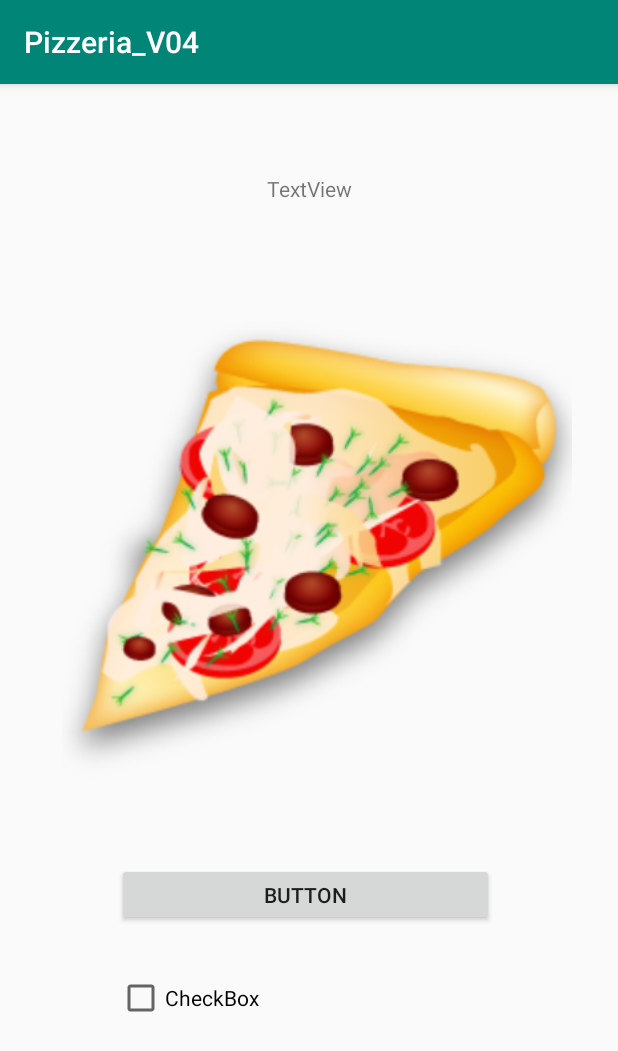
After one commit to rpf1980/ANDROID_pcCompartido, an Android app: the GUI_DetallePizzaGusto screen opened directly, with no data from a screen before it, on a phone screen of 412 x 824 dp. The commit adds this screen. Shown: the top 1051 px of the screen. Run offline under Robolectric (Android 15) with nearby library versions, the phone set to English and light mode, and no system bars.

Commit message:
feat(): add GUI_DetallesPizzaGusto. Failure show list

```diff
--- a/Pizzeria_V04/app/src/main/AndroidManifest.xml
+++ b/Pizzeria_V04/app/src/main/AndroidManifest.xml
@@ -9,7 +9,8 @@
         android:roundIcon="@mipmap/ic_launcher_round"
         android:supportsRtl="true"
         android:theme="@style/AppTheme">
-        <activity android:name=".GUI_PizzaAlGusto"></activity>
+        <activity android:name=".GUI_DetallePizzaGusto"></activity>
+        <activity android:name=".GUI_PizzaAlGusto" />
         <activity android:name=".GUI_DetallePizzaCasa" />
         <activity android:name=".GUI_deLaCasa" />
         <activity android:name=".GUI_OPCIONES_PEDIDO" />
--- /dev/null
+++ b/Pizzeria_V04/app/src/main/java/com/example/pizzeria_v04/GUI_DetallePizzaGusto.java
@@ -0,0 +1,14 @@
+package com.example.pizzeria_v04;
+
+import androidx.appcompat.app.AppCompatActivity;
+
+import android.os.Bundle;
+
+public class GUI_DetallePizzaGusto extends AppCompatActivity {
+
+    @Override
+    protected void onCreate(Bundle savedInstanceState) {
+        super.onCreate(savedInstanceState);
+        setContentView(R.layout.activity_gui__detalle_pizza_gusto);
+    }
+}
--- a/Pizzeria_V04/app/src/main/java/com/example/pizzeria_v04/GUI_OPCIONES_PEDIDO.java
+++ b/Pizzeria_V04/app/src/main/java/com/example/pizzeria_v04/GUI_OPCIONES_PEDIDO.java
@@ -32,8 +32,8 @@ public class GUI_OPCIONES_PEDIDO extends AppCompatActivity
             {
 
                 getToast("De la casa Ok!!");
-                /*Intent intent = new Intent(getApplicationContext(), GUI_deLaCasa.class);
-                startActivity(intent);*/
+                Intent intent = new Intent(getApplicationContext(), GUI_deLaCasa.class);
+                startActivity(intent);
             }
         });
 
--- a/Pizzeria_V04/app/src/main/java/com/example/pizzeria_v04/GUI_deLaCasa.java
+++ b/Pizzeria_V04/app/src/main/java/com/example/pizzeria_v04/GUI_deLaCasa.java
@@ -3,6 +3,8 @@ package com.example.pizzeria_v04;
 import androidx.appcompat.app.AppCompatActivity;
 
 import android.os.Bundle;
+import android.view.View;
+import android.widget.AdapterView;
 import android.widget.ListView;
 
 import java.util.ArrayList;
@@ -18,7 +20,7 @@ public class GUI_deLaCasa extends AppCompatActivity
         super.onCreate(savedInstanceState);
         setContentView(R.layout.activity_gui_de_la_casa);
 
-        listaDatos = findViewById(R.id.lstDatos);
+        /*listaDatos = findViewById(R.id.lstDatos);
 
         // Lista de Objetos Datos
         Lista = new ArrayList<Datos>();
@@ -31,5 +33,17 @@ public class GUI_deLaCasa extends AppCompatActivity
         Adaptador miadaptador = new Adaptador(getApplicationContext(), Lista);
         listaDatos.setAdapter(miadaptador);
 
+        listaDatos.setOnItemClickListener(new AdapterView.OnItemClickListener() {
+            @Override
+            public void onItemClick(AdapterView<?> parent, View view, int position, long id) {
+
+                //Obj tendrá todoel objeto en la posición indicada
+                Datos obj = (Datos) parent.getItemAtPosition(position);
+
+                //Vamos a otra Actividad para mostrar el detalle
+
+            }
+        });*/
+
     }
 }
--- /dev/null
+++ b/Pizzeria_V04/app/src/main/res/layout/activity_gui__detalle_pizza_gusto.xml
@@ -0,0 +1,49 @@
+<?xml version="1.0" encoding="utf-8"?>
+<androidx.constraintlayout.widget.ConstraintLayout xmlns:android="http://schemas.android.com/apk/res/android"
+    xmlns:app="http://schemas.android.com/apk/res-auto"
+    xmlns:tools="http://schemas.android.com/tools"
+    android:layout_width="match_parent"
+    android:layout_height="match_parent"
+    tools:context=".GUI_DetallePizzaGusto">
+
+    <TextView
+        android:id="@+id/textView12"
+        android:layout_width="wrap_content"
+        android:layout_height="wrap_content"
+        android:layout_marginTop="60dp"
+        android:text="TextView"
+        app:layout_constraintEnd_toEndOf="parent"
+        app:layout_constraintStart_toStartOf="parent"
+        app:layout_constraintTop_toTopOf="parent" />
+
+    <ImageView
+        android:id="@+id/imageView2"
+        android:layout_width="369dp"
+        android:layout_height="340dp"
+        android:layout_marginTop="50dp"
+        app:layout_constraintEnd_toEndOf="parent"
+        app:layout_constraintHorizontal_bias="0.619"
+        app:layout_constraintStart_toStartOf="parent"
+        app:layout_constraintTop_toBottomOf="@+id/textView12"
+        app:srcCompat="@drawable/img3" />
+
+    <Button
+        android:id="@+id/button3"
+        android:layout_width="251dp"
+        android:layout_height="42dp"
+        android:layout_marginTop="50dp"
+        android:text="Button"
+        app:layout_constraintEnd_toEndOf="parent"
+        app:layout_constraintHorizontal_bias="0.487"
+        app:layout_constraintStart_toStartOf="parent"
+        app:layout_constraintTop_toBottomOf="@+id/imageView2" />
+
+    <CheckBox
+        android:id="@+id/checkBox"
+        android:layout_width="wrap_content"
+        android:layout_height="wrap_content"
+        android:layout_marginTop="32dp"
+        android:text="CheckBox"
+        app:layout_constraintStart_toStartOf="@+id/button3"
+        app:layout_constraintTop_toBottomOf="@+id/button3" />
+</androidx.constraintlayout.widget.ConstraintLayout>
--- a/Pizzeria_V04/app/src/main/res/layout/activity_gui_de_la_casa.xml
+++ b/Pizzeria_V04/app/src/main/res/layout/activity_gui_de_la_casa.xml
@@ -11,7 +11,7 @@
         android:layout_width="match_parent"
         android:layout_height="wrap_content"
         android:layout_marginTop="60dp"
-        android:paddingLeft="110dp"
+        android:paddingLeft="90dp"
         android:text="@string/strTvGuiDeLaCasa"
         android:textSize="24sp"
         app:layout_constraintEnd_toEndOf="parent"
```
